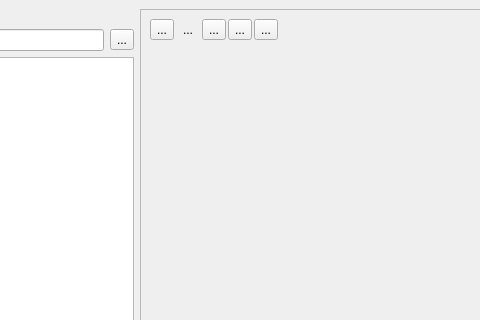
Old version of the form src/gui/mainwindow.ui in the repository adwolfe/yawt; both pictures show x 131 to 611 and y 0 to 320 of the 1197 by 686 pixel window.
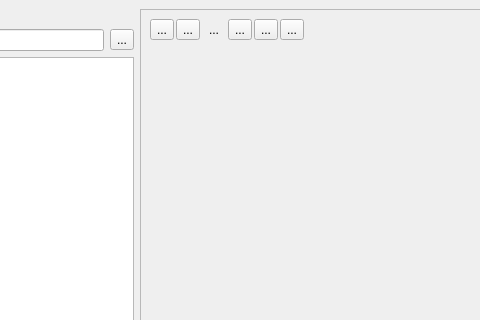
New version of the form. Icons and pictures are not drawn. Custom widgets are drawn as their Qt base class.

Commit message: new key point ROI thing

What changed in the file:
```diff
--- a/src/gui/mainwindow.ui
+++ b/src/gui/mainwindow.ui
@@ -175,6 +175,16 @@
              </property>
             </widget>
            </item>
+           <item>
+            <widget class="QToolButton" name="pointButton">
+             <property name="text">
+              <string>...</string>
+             </property>
+             <property name="icon">
+              <iconset theme="QIcon::ThemeIcon::ListAdd"/>
+             </property>
+            </widget>
+           </item>
            <item>
             <widget class="QToolButton" name="roiModeButton">
              <property name="enabled">
```
Left out of the diff: 5 changed lines with no effect on the pictures. The commit also changes 4 other files.
